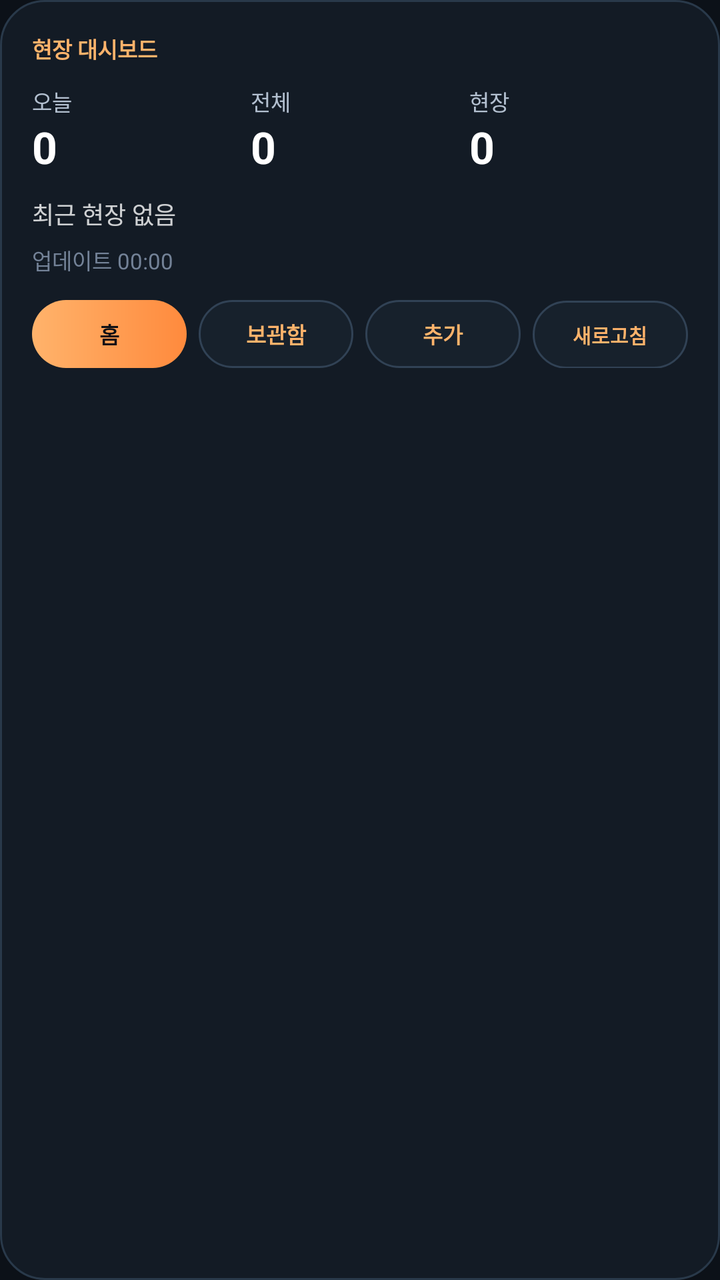
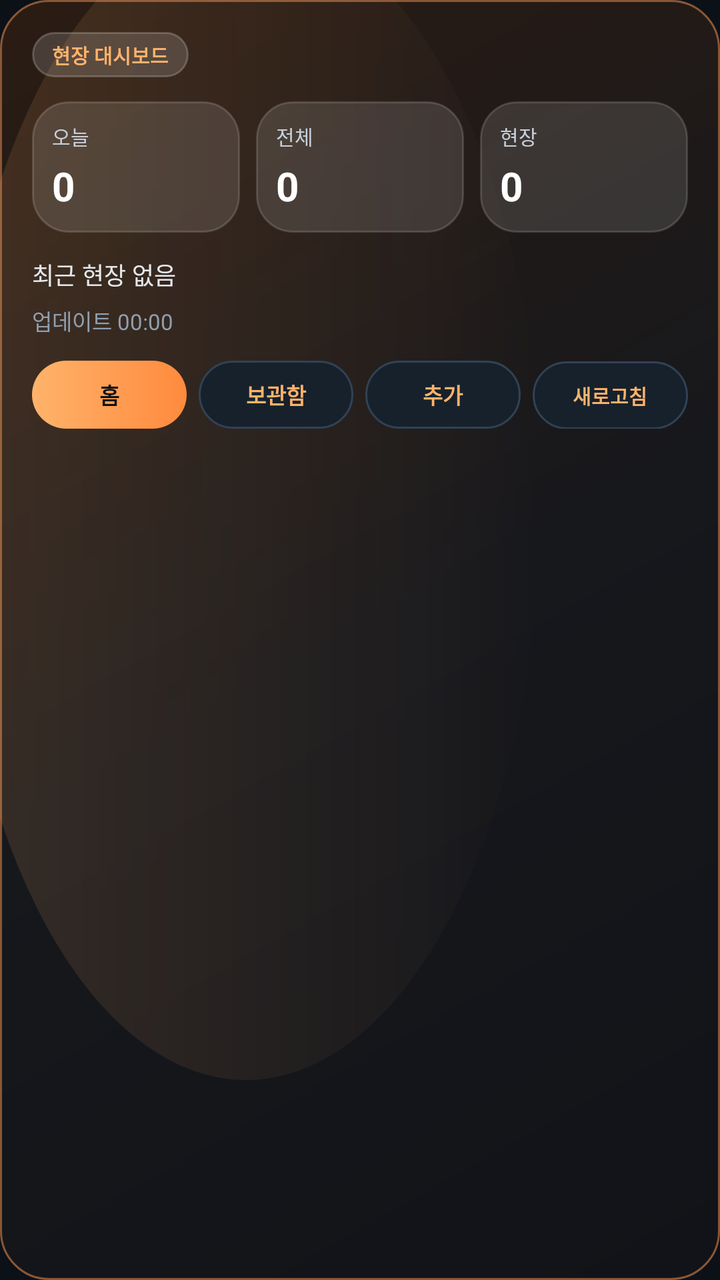

Two renders of the same Android screen: before a commit and after it. Below are the layout's source before the change and the commit's diff.
<!-- AndroidManifest.xml: application theme Theme.Siteboard -->
<!-- res/layout/widget_stats.xml -->
<?xml version="1.0" encoding="utf-8"?>
<LinearLayout xmlns:android="http://schemas.android.com/apk/res/android"
    android:id="@+id/widgetStatsRoot"
    android:layout_width="match_parent"
    android:layout_height="match_parent"
    android:background="@drawable/bg_surface_card_soft"
    android:orientation="vertical"
    android:padding="16dp">

    <TextView
        android:layout_width="wrap_content"
        android:layout_height="wrap_content"
        android:text="현장 대시보드"
        android:textColor="#FFFFB36B"
        android:textSize="11sp"
        android:textStyle="bold" />

    <LinearLayout
        android:layout_width="match_parent"
        android:layout_height="wrap_content"
        android:layout_marginTop="10dp"
        android:orientation="horizontal">

        <LinearLayout
            android:layout_width="0dp"
            android:layout_height="wrap_content"
            android:layout_weight="1"
            android:orientation="vertical">

            <TextView
                android:layout_width="wrap_content"
                android:layout_height="wrap_content"
                android:text="오늘"
                android:textColor="#B3C0D0"
                android:textSize="11sp" />

            <TextView
                android:id="@+id/tvWidgetTodayCount"
                android:layout_width="wrap_content"
                android:layout_height="wrap_content"
                android:text="0"
                android:textColor="@android:color/white"
                android:textSize="22sp"
                android:textStyle="bold" />
        </LinearLayout>

        <LinearLayout
            android:layout_width="0dp"
            android:layout_height="wrap_content"
            android:layout_weight="1"
            android:orientation="vertical">

            <TextView
                android:layout_width="wrap_content"
                android:layout_height="wrap_content"
                android:text="전체"
                android:textColor="#B3C0D0"
                android:textSize="11sp" />

            <TextView
                android:id="@+id/tvWidgetTotalCount"
                android:layout_width="wrap_content"
                android:layout_height="wrap_content"
                android:text="0"
                android:textColor="@android:color/white"
                android:textSize="22sp"
                android:textStyle="bold" />
        </LinearLayout>

        <LinearLayout
            android:layout_width="0dp"
            android:layout_height="wrap_content"
            android:layout_weight="1"
            android:orientation="vertical">

            <TextView
                android:layout_width="wrap_content"
                android:layout_height="wrap_content"
                android:text="현장"
                android:textColor="#B3C0D0"
                android:textSize="11sp" />

            <TextView
                android:id="@+id/tvWidgetProjectCount"
                android:layout_width="wrap_content"
                android:layout_height="wrap_content"
                android:text="0"
                android:textColor="@android:color/white"
                android:textSize="22sp"
                android:textStyle="bold" />
        </LinearLayout>
    </LinearLayout>

    <TextView
        android:id="@+id/tvWidgetRecentProject"
        android:layout_width="match_parent"
        android:layout_height="wrap_content"
        android:layout_marginTop="10dp"
        android:ellipsize="end"
        android:maxLines="1"
        android:text="최근 현장 없음"
        android:textColor="#CCFFFFFF"
        android:textSize="12sp" />

    <TextView
        android:id="@+id/tvWidgetUpdatedAt"
        android:layout_width="match_parent"
        android:layout_height="wrap_content"
        android:layout_marginTop="6dp"
        android:text="업데이트 00:00"
        android:textColor="#738297"
        android:textSize="11sp" />

    <LinearLayout
        android:layout_width="match_parent"
        android:layout_height="wrap_content"
        android:layout_marginTop="12dp"
        android:orientation="horizontal">

        <TextView
            android:id="@+id/btnWidgetOpenHome"
            android:layout_width="0dp"
            android:layout_height="34dp"
            android:layout_weight="1"
            android:background="@drawable/bg_primary_button"
            android:gravity="center"
            android:text="홈"
            android:textColor="#0F1115"
            android:textSize="11sp"
            android:textStyle="bold" />

        <TextView
            android:id="@+id/btnWidgetOpenArchiveMini"
            android:layout_width="0dp"
            android:layout_height="34dp"
            android:layout_marginStart="6dp"
            android:layout_weight="1"
            android:background="@drawable/bg_secondary_button"
            android:gravity="center"
            android:text="보관함"
            android:textColor="#FFFFB36B"
            android:textSize="11sp"
            android:textStyle="bold" />

        <TextView
            android:id="@+id/btnWidgetAddRecordMini"
            android:layout_width="0dp"
            android:layout_height="34dp"
            android:layout_marginStart="6dp"
            android:layout_weight="1"
            android:background="@drawable/bg_secondary_button"
            android:gravity="center"
            android:text="추가"
            android:textColor="#FFFFB36B"
            android:textSize="11sp"
            android:textStyle="bold" />

        <TextView
            android:id="@+id/btnWidgetRefreshMini"
            android:layout_width="0dp"
            android:layout_height="34dp"
            android:layout_marginStart="6dp"
            android:layout_weight="1"
            android:background="@drawable/bg_secondary_button"
            android:gravity="center"
            android:text="새로고침"
            android:textColor="#FFFFB36B"
            android:textSize="10sp"
            android:textStyle="bold" />
    </LinearLayout>
</LinearLayout>
<!-- resources referenced by this layout -->
<resources>
  <!-- drawable bg_primary_button (drawable) -->
  <?xml version="1.0" encoding="utf-8"?>
  <shape xmlns:android="http://schemas.android.com/apk/res/android" android:shape="rectangle">
      <gradient
          android:angle="0"
          android:startColor="#FFB36B"
          android:endColor="#FF8A3D" />
      <corners android:radius="18dp" />
  </shape>
  <!-- drawable bg_secondary_button (drawable) -->
  <?xml version="1.0" encoding="utf-8"?>
  <shape xmlns:android="http://schemas.android.com/apk/res/android" android:shape="rectangle">
      <solid android:color="#17212C" />
      <corners android:radius="18dp" />
      <stroke
          android:width="1dp"
          android:color="#314255" />
  </shape>
  <!-- drawable bg_surface_card_soft (drawable) -->
  <?xml version="1.0" encoding="utf-8"?>
  <shape xmlns:android="http://schemas.android.com/apk/res/android" android:shape="rectangle">
      <solid android:color="#131B25" />
      <corners android:radius="22dp" />
      <stroke
          android:width="1dp"
          android:color="#29394A" />
  </shape>
  <style name="Theme.Siteboard" parent="Theme.MaterialComponents.DayNight.NoActionBar">
  
          <item name="colorPrimary">@color/orange_primary</item>
          <item name="colorPrimaryVariant">@color/orange_deep</item>
          <item name="colorOnPrimary">#10141B</item>
  
          <item name="colorSecondary">@color/teal_accent</item>
          <item name="colorSecondaryVariant">@color/teal_accent</item>
          <item name="colorOnSecondary">#081118</item>
  
          <item name="colorError">@color/danger_accent</item>
  
          <item name="android:colorBackground">@color/bg_dark</item>
          <item name="colorSurface">@color/surface_dark</item>
  
          <item name="android:statusBarColor">@color/bg_dark</item>
          <item name="android:navigationBarColor">@color/bg_dark</item>
          <item name="android:windowLightStatusBar" tools:targetApi="m">false</item>
  
          <item name="android:windowSplashScreenBackground" tools:targetApi="s">@color/bg_dark</item>
          <item name="android:windowSplashScreenAnimatedIcon" tools:targetApi="s">@android:color/transparent</item>
          <item name="android:windowSplashScreenAnimationDuration" tools:targetApi="s">0</item>
      </style>
  <color name="orange_primary">#FFB36B</color>
  <color name="orange_deep">#FF8A3D</color>
  <color name="teal_accent">#54D4C4</color>
  <color name="danger_accent">#F06D7D</color>
  <color name="bg_dark">#0C1118</color>
  <color name="surface_dark">#151E29</color>
</resources>

<!-- the commit's change to res/layout/widget_stats.xml (unified diff, before → after) -->
@@ -3,90 +3,104 @@
     android:id="@+id/widgetStatsRoot"
     android:layout_width="match_parent"
     android:layout_height="match_parent"
-    android:background="@drawable/bg_surface_card_soft"
+    android:background="@drawable/bg_widget_actual_luxury"
     android:orientation="vertical"
     android:padding="16dp">
 
     <TextView
         android:layout_width="wrap_content"
         android:layout_height="wrap_content"
+        android:background="@drawable/bg_widget_preview_pill"
+        android:paddingHorizontal="10dp"
+        android:paddingVertical="4dp"
         android:text="현장 대시보드"
         android:textColor="#FFFFB36B"
-        android:textSize="11sp"
+        android:textSize="10sp"
         android:textStyle="bold" />
 
     <LinearLayout
         android:layout_width="match_parent"
         android:layout_height="wrap_content"
-        android:layout_marginTop="10dp"
+        android:layout_marginTop="12dp"
         android:orientation="horizontal">
 
         <LinearLayout
             android:layout_width="0dp"
             android:layout_height="wrap_content"
             android:layout_weight="1"
-            android:orientation="vertical">
+            android:background="@drawable/bg_widget_metric_tile"
+            android:orientation="vertical"
+            android:padding="10dp">
 
             <TextView
                 android:layout_width="wrap_content"
                 android:layout_height="wrap_content"
                 android:text="오늘"
-                android:textColor="#B3C0D0"
-                android:textSize="11sp" />
+                android:textColor="#C7D0DB"
+                android:textSize="10sp" />
 
             <TextView
                 android:id="@+id/tvWidgetTodayCount"
                 android:layout_width="wrap_content"
                 android:layout_height="wrap_content"
+                android:layout_marginTop="4dp"
                 android:text="0"
                 android:textColor="@android:color/white"
-                android:textSize="22sp"
+                android:textSize="20sp"
                 android:textStyle="bold" />
         </LinearLayout>
 
         <LinearLayout
             android:layout_width="0dp"
             android:layout_height="wrap_content"
+            android:layout_marginStart="8dp"
             android:layout_weight="1"
-            android:orientation="vertical">
+            android:background="@drawable/bg_widget_metric_tile"
+            android:orientation="vertical"
+            android:padding="10dp">
 
             <TextView
                 android:layout_width="wrap_content"
                 android:layout_height="wrap_content"
                 android:text="전체"
-                android:textColor="#B3C0D0"
-                android:textSize="11sp" />
+                android:textColor="#C7D0DB"
+                android:textSize="10sp" />
 
             <TextView
                 android:id="@+id/tvWidgetTotalCount"
                 android:layout_width="wrap_content"
                 android:layout_height="wrap_content"
+                android:layout_marginTop="4dp"
                 android:text="0"
                 android:textColor="@android:color/white"
-                android:textSize="22sp"
+                android:textSize="20sp"
                 android:textStyle="bold" />
         </LinearLayout>
 
         <LinearLayout
             android:layout_width="0dp"
             android:layout_height="wrap_content"
+            android:layout_marginStart="8dp"
             android:layout_weight="1"
-            android:orientation="vertical">
+            android:background="@drawable/bg_widget_metric_tile"
+            android:orientation="vertical"
+            android:padding="10dp">
 
             <TextView
                 android:layout_width="wrap_content"
                 android:layout_height="wrap_content"
                 android:text="현장"
-                android:textColor="#B3C0D0"
-                android:textSize="11sp" />
+                android:textColor="#C7D0DB"
+                android:textSize="10sp" />
 
             <TextView
                 android:id="@+id/tvWidgetProjectCount"
                 android:layout_width="wrap_content"
                 android:layout_height="wrap_content"
+                android:layout_marginTop="4dp"
                 android:text="0"
                 android:textColor="@android:color/white"
-                android:textSize="22sp"
+                android:textSize="20sp"
                 android:textStyle="bold" />
         </LinearLayout>
     </LinearLayout>
@@ -95,11 +109,11 @@
         android:id="@+id/tvWidgetRecentProject"
         android:layout_width="match_parent"
         android:layout_height="wrap_content"
-        android:layout_marginTop="10dp"
+        android:layout_marginTop="12dp"
         android:ellipsize="end"
         android:maxLines="1"
         android:text="최근 현장 없음"
-        android:textColor="#CCFFFFFF"
+        android:textColor="#E4E8EE"
         android:textSize="12sp" />
 
     <TextView
@@ -108,7 +122,7 @@
         android:layout_height="wrap_content"
         android:layout_marginTop="6dp"
         android:text="업데이트 00:00"
-        android:textColor="#738297"
+        android:textColor="#8F9FB0"
         android:textSize="11sp" />
 
     <LinearLayout
<!-- resource entries referenced after the edit -->
@@ -18,14 +18,52 @@
           android:width="1dp"
           android:color="#314255" />
   </shape>
-  <!-- drawable bg_surface_card_soft (drawable) -->
+  <!-- drawable bg_widget_actual_luxury (drawable) -->
+  <?xml version="1.0" encoding="utf-8"?>
+  <layer-list xmlns:android="http://schemas.android.com/apk/res/android">
+      <item>
+          <shape android:shape="rectangle">
+              <gradient
+                  android:angle="315"
+                  android:startColor="#2B1C13"
+                  android:centerColor="#17181C"
+                  android:endColor="#121318" />
+              <corners android:radius="24dp" />
+              <stroke
+                  android:width="1dp"
+                  android:color="#8B5735" />
+          </shape>
+      </item>
+      <item
+          android:left="-24dp"
+          android:top="-40dp"
+          android:right="90dp"
+          android:bottom="100dp">
+          <shape android:shape="oval">
+              <gradient
+                  android:angle="0"
+                  android:startColor="#22FFB36B"
+                  android:endColor="#00FFB36B" />
+          </shape>
+      </item>
+  </layer-list>
+  <!-- drawable bg_widget_metric_tile (drawable) -->
   <?xml version="1.0" encoding="utf-8"?>
   <shape xmlns:android="http://schemas.android.com/apk/res/android" android:shape="rectangle">
-      <solid android:color="#131B25" />
-      <corners android:radius="22dp" />
+      <solid android:color="#1FFFFFFF" />
+      <corners android:radius="18dp" />
       <stroke
           android:width="1dp"
-          android:color="#29394A" />
+          android:color="#26FFFFFF" />
+  </shape>
+  <!-- drawable bg_widget_preview_pill (drawable) -->
+  <?xml version="1.0" encoding="utf-8"?>
+  <shape xmlns:android="http://schemas.android.com/apk/res/android" android:shape="rectangle">
+      <solid android:color="#26FFFFFF" />
+      <corners android:radius="999dp" />
+      <stroke
+          android:width="1dp"
+          android:color="#33FFFFFF" />
   </shape>
   <style name="Theme.Siteboard" parent="Theme.MaterialComponents.DayNight.NoActionBar">
   
